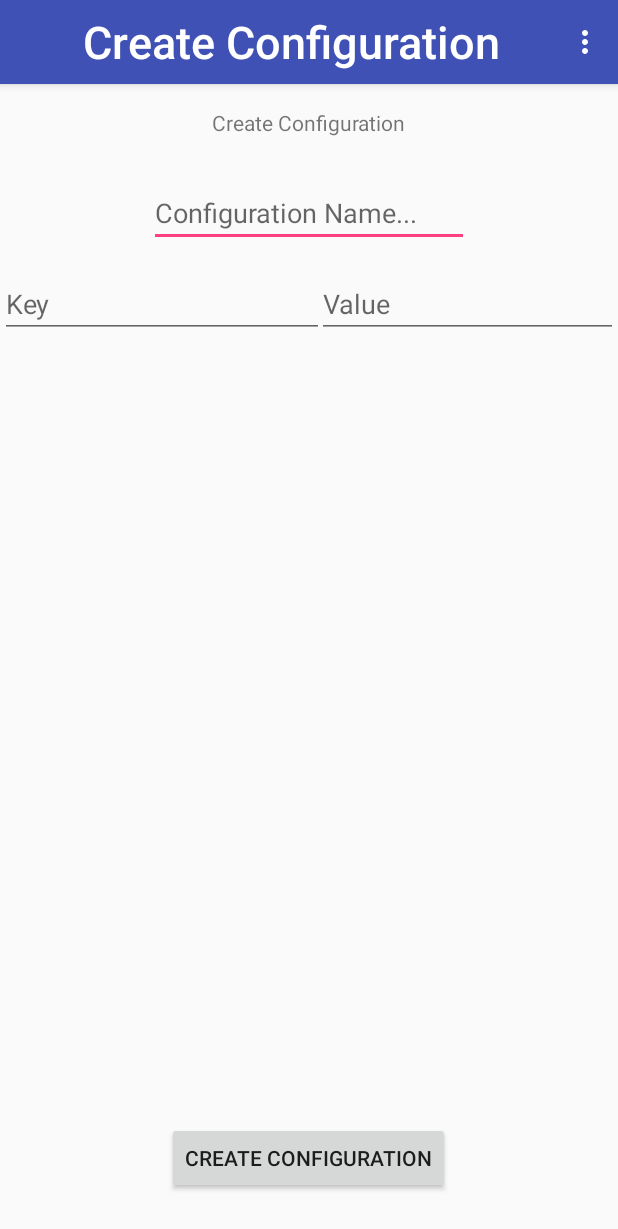
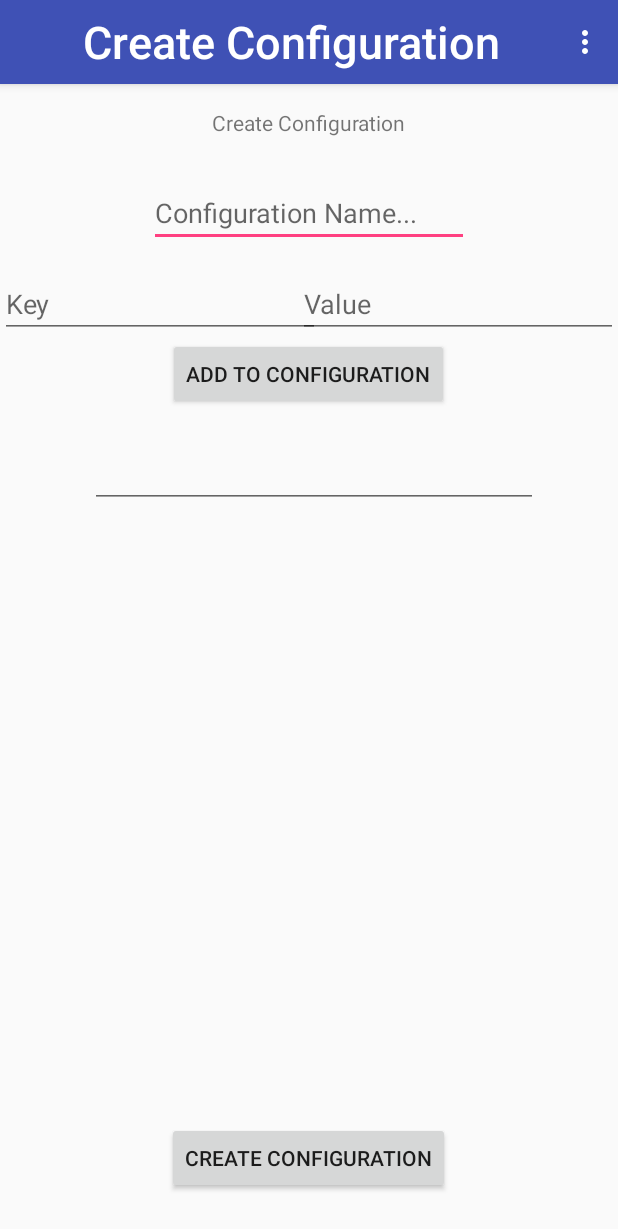
Before and after one commit to Overlake-FTC-7330-2017/Configuration-App, an Android app: the CreateConfigActivity screen opened directly, with no data from a screen before it, on a phone screen of 412 x 824 dp. Shown: the top 1229 px of the screen. Run offline under Robolectric (Android 15) with nearby library versions, the phone set to English and light mode, and no system bars.

Commit message:
created config layout

```diff
--- a/app/src/main/AndroidManifest.xml
+++ b/app/src/main/AndroidManifest.xml
@@ -1,7 +1,7 @@
 <?xml version="1.0" encoding="utf-8"?>
 <manifest xmlns:android="http://schemas.android.com/apk/res/android"
     package="com.overlake.ftc.configapp">
-
+    <uses-permission android:name="android.permission.WRITE_EXTERNAL_STORAGE" />
     <application
         android:allowBackup="true"
         android:icon="@mipmap/ic_launcher"
--- a/app/src/main/java/com/overlake/ftc/configapp/CreateConfigActivity.java
+++ b/app/src/main/java/com/overlake/ftc/configapp/CreateConfigActivity.java
@@ -6,9 +6,13 @@ import android.support.design.widget.FloatingActionButton;
 import android.support.design.widget.Snackbar;
 import android.support.v7.app.AppCompatActivity;
 import android.support.v7.widget.Toolbar;
+import android.util.Log;
 import android.view.Menu;
 import android.view.MenuItem;
 import android.view.View;
+import android.widget.Button;
+import android.widget.EditText;
+import android.widget.TextView;
 
 public class CreateConfigActivity extends AppCompatActivity {
 
@@ -18,6 +22,22 @@ public class CreateConfigActivity extends AppCompatActivity {
         setContentView(R.layout.activity_create_config);
         Toolbar toolbar = (Toolbar) findViewById(R.id.toolbar);
         setSupportActionBar(toolbar);
+        TextView tx = (TextView) findViewById(R.id.editText5);
+        tx.setKeyListener(null);
+        Button addToConfig = (Button) findViewById(R.id.addKeyValue);
+        addToConfig.setOnClickListener(new View.OnClickListener() {
+            @Override
+            public void onClick(View v) {
+                handleAddKeyPair(v);
+            }
+        });
+        Button createConfig = (Button) findViewById(R.id.createConfig);
+        createConfig.setOnClickListener(new View.OnClickListener() {
+            @Override
+            public void onClick(View v) {
+//                writeFileData
+            }
+        });
     }
 
     @Override
@@ -50,7 +70,15 @@ public class CreateConfigActivity extends AppCompatActivity {
         return super.onOptionsItemSelected(item);
     }
 
-    public boolean handleAddKeyPair() {
+    public boolean handleAddKeyPair(View v) {
+        EditText key = (EditText) findViewById(R.id.editText3);
+        EditText value = (EditText) findViewById(R.id.editText4);
+        EditText configView = (EditText) findViewById(R.id.editText5);
+        String keyValue = key.getText().toString();
+        String textValue = key.getText().toString();
+        if (keyValue.length() > 0 && textValue.length() > 0) {
+            configView.append("\t\t"+ keyValue +": " + textValue + "\n");
+        }
         return true;
     }
 }
--- a/app/src/main/res/layout/activity_create_config.xml
+++ b/app/src/main/res/layout/activity_create_config.xml
@@ -54,7 +54,7 @@
             android:text="Create Configuration"
             android:layout_width="wrap_content"
             android:layout_height="wrap_content"
-            android:id="@+id/addToConfig"
+            android:id="@+id/createConfig"
             app:layout_anchorGravity="top|center_horizontal"
             android:layout_gravity="bottom|center_horizontal"
             android:layout_alignParentBottom="true"
@@ -89,11 +89,38 @@
             android:layout_below="@+id/editText2"
             android:layout_alignParentLeft="true"
             android:layout_alignParentStart="true"
+            android:layout_marginRight="96dp"
+            android:layout_marginEnd="96dp"
+            android:hint="Key"
             android:layout_alignRight="@+id/addToConfig"
-            android:layout_alignEnd="@+id/addToConfig"
-            android:layout_marginRight="84dp"
-            android:layout_marginEnd="84dp"
-            android:hint="Key" />
+            android:layout_alignEnd="@+id/addToConfig" />
+
+        <Button
+            android:text="Add To Configuration"
+            android:layout_width="wrap_content"
+            android:layout_height="wrap_content"
+            android:layout_below="@+id/editText4"
+            android:layout_centerHorizontal="true"
+            android:id="@+id/addKeyValue" />
+
+        <EditText
+            android:layout_width="wrap_content"
+            android:layout_height="wrap_content"
+            android:inputType="textMultiLine"
+            android:ems="10"
+            android:layout_below="@+id/addKeyValue"
+            android:layout_marginTop="20dp"
+            android:id="@+id/editText5"
+            android:layout_marginRight="53dp"
+            android:layout_marginEnd="53dp"
+            android:layout_alignParentLeft="true"
+            android:layout_alignParentStart="true"
+            android:layout_marginLeft="60dp"
+            android:layout_marginStart="60dp"
+            android:layout_above="@+id/addToConfig"
+            android:layout_marginBottom="18dp"
+            android:layout_alignParentRight="true"
+            android:layout_alignParentEnd="true" />
 
     </RelativeLayout>
 
```
Also changed, not shown: 1 other file.
